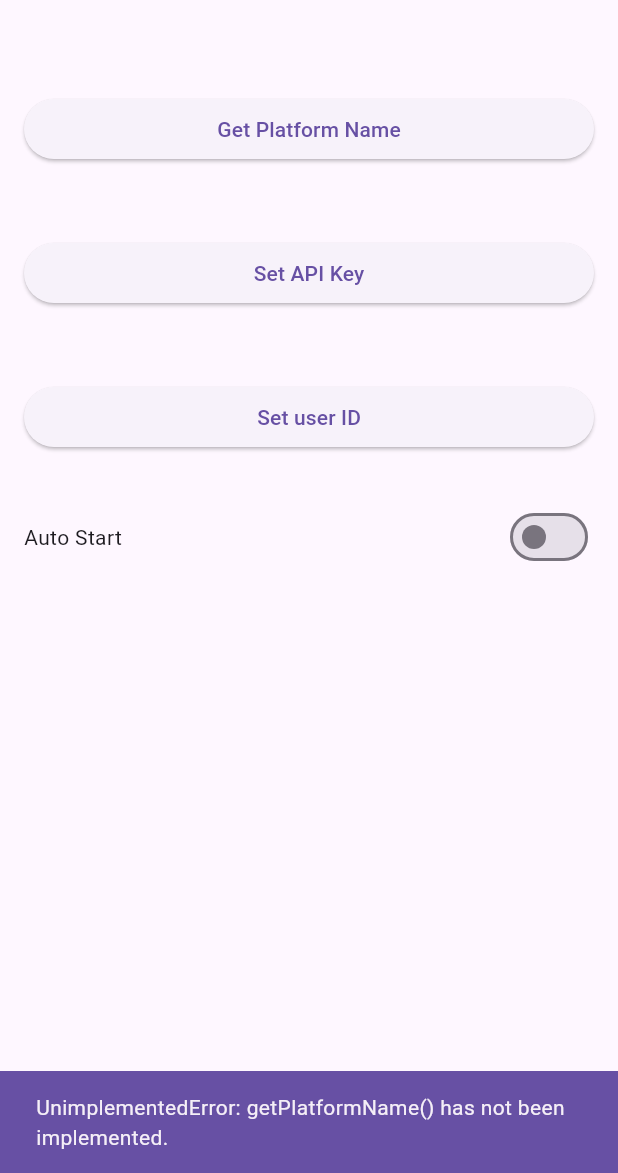
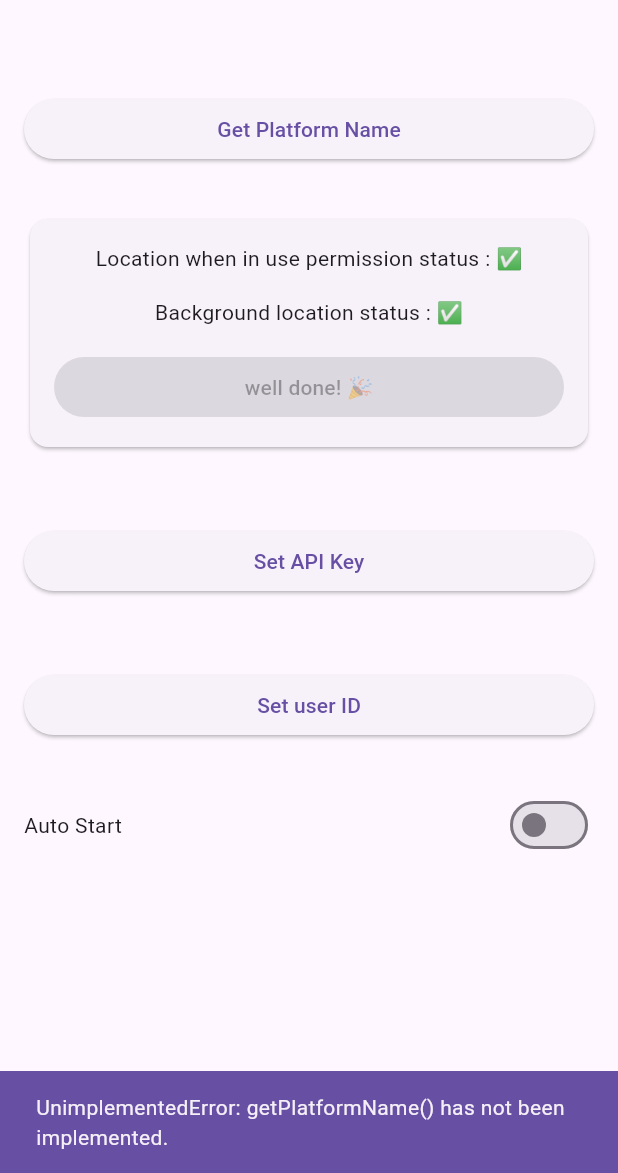
Before and after one commit to DriveQuantPublic/flutter-drivekit, a Flutter app: the screen it shows after launch, after a tap on "Get Platform Name", on a phone screen of 412 x 824 dp, the part 63-1236 px from its top. Run offline on Flutter 3.47's test engine with Material 3 defaults, Android fonts, the phone set to English and light mode, and no system bars; our stand-ins replace gap, permission_handler, plugin_platform_interface, sliver_tools.

Commit message:
feat(example): add a permissions section

```diff
--- a/packages/drivekit_core/flutter_drivekit_core/example/lib/home_page.dart
+++ b/packages/drivekit_core/flutter_drivekit_core/example/lib/home_page.dart
@@ -1,5 +1,6 @@
 import 'package:drivekit_core_example/widgets/sliver_api_key.dart';
 import 'package:drivekit_core_example/widgets/sliver_auto_start.dart';
+import 'package:drivekit_core_example/widgets/sliver_permission_request.dart';
 import 'package:drivekit_core_example/widgets/sliver_platform_name.dart';
 import 'package:drivekit_core_example/widgets/sliver_set_user_id.dart';
 import 'package:flutter/material.dart';
@@ -25,6 +26,11 @@ class HomePage extends StatelessWidget {
           SliverGap(32),
           SliverPadding(
             padding: EdgeInsets.symmetric(horizontal: 16),
+            sliver: SliverPermissionRequest(),
+          ),
+          SliverGap(32),
+          SliverPadding(
+            padding: EdgeInsets.symmetric(horizontal: 16),
             sliver: SliverApiKey(),
           ),
           SliverGap(32),
--- /dev/null
+++ b/packages/drivekit_core/flutter_drivekit_core/example/lib/widgets/sliver_permission_request.dart
@@ -0,0 +1,118 @@
+import 'package:flutter/material.dart';
+import 'package:gap/gap.dart';
+import 'package:permission_handler/permission_handler.dart';
+
+class SliverPermissionRequest extends StatefulWidget {
+  const SliverPermissionRequest({super.key});
+
+  @override
+  State<SliverPermissionRequest> createState() =>
+      _SliverPermissionRequestState();
+}
+
+class _SliverPermissionRequestState extends State<SliverPermissionRequest> {
+  PermissionStatus locationWhenInUseStatus = PermissionStatus.denied;
+  PermissionStatus backgroundLocationStatus = PermissionStatus.denied;
+
+  @override
+  void initState() {
+    super.initState();
+    Permission.locationWhenInUse.status.then((status) {
+      setState(() {
+        locationWhenInUseStatus = status;
+      });
+    });
+    Permission.locationAlways.status.then((status) {
+      setState(() {
+        backgroundLocationStatus = status;
+      });
+    });
+  }
+
+  @override
+  Widget build(BuildContext context) {
+    return SliverToBoxAdapter(
+      child: Card(
+        child: Column(
+          mainAxisSize: MainAxisSize.min,
+          children: [
+            const Gap(16),
+            Text(
+              'Location when in use permission status : '
+              '${locationWhenInUseStatus.isGranted ? '✅' : '❌'}',
+            ),
+            const Gap(16),
+            Text(
+              'Background location status : '
+              '${switch (backgroundLocationStatus) {
+                PermissionStatus.granted => '✅',
+                PermissionStatus.permanentlyDenied => 'permanently denied',
+                _ => '❌',
+              }}',
+            ),
+            const Gap(16),
+            Row(
+              children: [
+                const Gap(16),
+                Expanded(
+                  child: switch ((
+                    locationWhenInUseStatus,
+                    backgroundLocationStatus
+                  )) {
+                    (_, PermissionStatus.permanentlyDenied) => ElevatedButton(
+                        onPressed: openSettings,
+                        child: const Text('open settings'),
+                      ),
+                    (PermissionStatus.granted, PermissionStatus.granted) =>
+                      const ElevatedButton(
+                        onPressed: null,
+                        child: Text(
+                          'well done! 🎉',
+                        ),
+                      ),
+                    (PermissionStatus.granted, _) => ElevatedButton(
+                        onPressed: requestBackgroundPermission,
+                        child: const Text(
+                          'ask for background location permission',
+                        ),
+                      ),
+                    _ => ElevatedButton(
+                        onPressed: requestLocationWhenInUsePermission,
+                        child: const Text(
+                          'ask for location when in use permission',
+                        ),
+                      ),
+                  },
+                ),
+                const Gap(16),
+              ],
+            ),
+            const Gap(16),
+          ],
+        ),
+      ),
+    );
+  }
+
+  Future<void> openSettings() async {
+    await openAppSettings();
+    final status = await Permission.locationAlways.status;
+    setState(() {
+      backgroundLocationStatus = status;
+    });
+  }
+
+  Future<void> requestBackgroundPermission() async {
+    final status = await Permission.locationAlways.request();
+    setState(() {
+      backgroundLocationStatus = status;
+    });
+  }
+
+  Future<void> requestLocationWhenInUsePermission() async {
+    final status = await Permission.locationWhenInUse.request();
+    setState(() {
+      locationWhenInUseStatus = status;
+    });
+  }
+}
--- a/packages/drivekit_core/flutter_drivekit_core/example/pubspec.yaml
+++ b/packages/drivekit_core/flutter_drivekit_core/example/pubspec.yaml
@@ -14,6 +14,7 @@ dependencies:
   flutter_drivekit_trip_analysis:
     path: ../../../drivekit_trip_analysis/flutter_drivekit_trip_analysis
   gap: ^3.0.1
+  permission_handler: ^11.3.1
   sliver_tools: ^0.2.12
 
 
```
